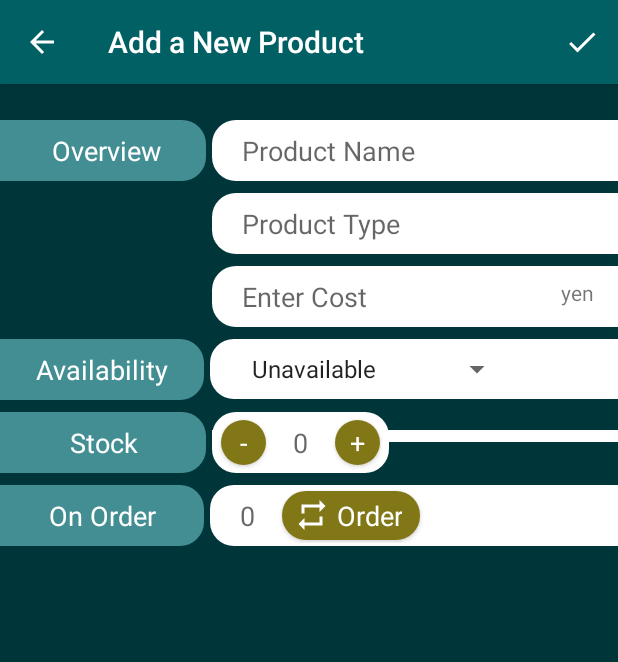
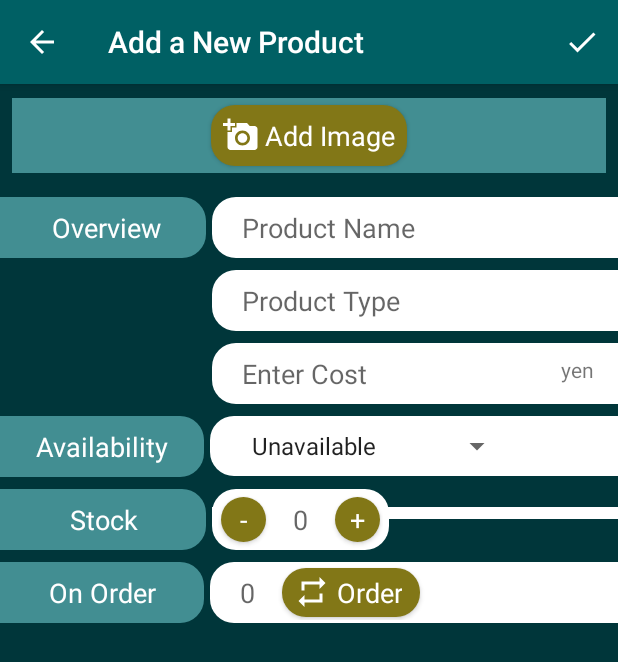
Before and after one commit to michael-lundie/freshpots, an Android app: the EditorActivity screen opened directly, with no data from a screen before it, on a phone screen of 412 x 824 dp. Shown: the top 662 px of the screen. Run offline under Robolectric (Android 15) with nearby library versions, the phone set to English and light mode, and no system bars.

Commit message:
Updated database and editor activity. WIP: insert image to db

```diff
--- a/app/src/main/AndroidManifest.xml
+++ b/app/src/main/AndroidManifest.xml
@@ -1,7 +1,10 @@
 <?xml version="1.0" encoding="utf-8"?>
 <manifest xmlns:android="http://schemas.android.com/apk/res/android"
     package="io.lundie.michael.freshpots">
-
+    <uses-feature android:name="android.hardware.camera"
+        android:required="false" />
+    <uses-permission android:name="android.permission.WRITE_EXTERNAL_STORAGE"/>
+    <uses-permission android:name="android.permission.READ_EXTERNAL_STORAGE" />
     <application
         android:allowBackup="true"
         android:icon="@mipmap/ic_launcher"
--- a/app/src/main/java/io/lundie/michael/freshpots/CatalogueActivity.java
+++ b/app/src/main/java/io/lundie/michael/freshpots/CatalogueActivity.java
@@ -34,7 +34,7 @@ public class CatalogueActivity extends AppCompatActivity implements LoaderManage
         setContentView(R.layout.activity_catalogue);
 
         // Find the list view for populating with the item list.
-        ListView itemListView = (ListView) findViewById(R.id.list);
+        ListView itemListView = findViewById(R.id.list);
 
         // Find and set an empty view for the items list.
         View emptyView = findViewById(R.id.empty_view);
--- a/app/src/main/java/io/lundie/michael/freshpots/EditorActivity.java
+++ b/app/src/main/java/io/lundie/michael/freshpots/EditorActivity.java
@@ -11,8 +11,12 @@ import android.content.DialogInterface;
 import android.content.Intent;
 import android.content.Loader;
 import android.database.Cursor;
+import android.graphics.Bitmap;
+import android.graphics.BitmapFactory;
+import android.media.Image;
 import android.net.Uri;
 import android.os.Bundle;
+import android.os.Environment;
 import android.support.annotation.Nullable;
 import android.support.v4.app.NavUtils;
 import android.support.v7.app.AppCompatActivity;
@@ -28,36 +32,40 @@ import android.widget.AdapterView;
 import android.widget.ArrayAdapter;
 import android.widget.Button;
 import android.widget.EditText;
+import android.widget.ImageView;
 import android.widget.Spinner;
 import android.widget.TextView;
 import android.widget.Toast;
 
+import java.io.File;
+import java.io.FileNotFoundException;
+import java.io.InputStream;
+
 import io.lundie.michael.freshpots.data.ItemsContract.ItemEntry;
 import io.lundie.michael.freshpots.utilities.Counter;
+import io.lundie.michael.freshpots.utilities.DbBitmapUtility;
 
 public class EditorActivity extends AppCompatActivity implements
         LoaderManager.LoaderCallbacks<Cursor>, View.OnClickListener {
 
     /** Identifier for item laoder (uses the same identifier as CatalogueActivity */
     private static final int ITEM_LOADER = 0;
+    public static final int IMAGE_REQUEST = 3;
 
     /** Content URI for the existing item (null if it is new) */
     private Uri mCurrentItemUri;
 
-    /** TextView field for name */
-    private TextView mNameTextView;
+    /** ImageView for item image */
+    private ImageView mImagePictureView;
+
+    /** Image for item image */
+    private Bitmap mImage;
 
     /** EditText field for Item Name */
     private EditText mNameEditText;
 
-    //** TextView field for item Type */
-    private TextView mTypeTextView;
-
     /** EditText field for Item Type */
     private EditText mTypeEditText;
-
-    /** TextView for Item Cost */
-    private TextView mCostTextView;
 
     /** EditText field for Item Cost*/
     private EditText mCostEditText;
@@ -112,13 +120,15 @@ public class EditorActivity extends AppCompatActivity implements
         Intent intent = getIntent();
         mCurrentItemUri = intent.getData();
 
+        mImagePictureView = findViewById(R.id.item_image_view);
+
         // Find all relevant views that we will need to read user input from
-        mNameEditText = (EditText) findViewById(R.id.edit_item_name);
-        mTypeEditText = (EditText) findViewById(R.id.edit_item_type);
-        mCostEditText = (EditText) findViewById(R.id.edit_item_cost);
-        mAvailabilitySpinner = (Spinner) findViewById(R.id.spinner_availability);
-        mStockTextView = (TextView) findViewById(R.id.textview_stock);
-        mOrderTextView = (TextView) findViewById(R.id.textview_order);
+        mNameEditText = findViewById(R.id.edit_item_name);
+        mTypeEditText = findViewById(R.id.edit_item_type);
+        mCostEditText = findViewById(R.id.edit_item_cost);
+        mAvailabilitySpinner = findViewById(R.id.spinner_availability);
+        mStockTextView = findViewById(R.id.textview_stock);
+        mOrderTextView = findViewById(R.id.textview_order);
 
         // If it looks like there is no URI - lets create a new item.
         if (mCurrentItemUri == null) {
@@ -138,18 +148,14 @@ public class EditorActivity extends AppCompatActivity implements
             mAvailabilitySpinner.setOnTouchListener(mTouchListener);
 
         } else {
-            // If the above is not true, it looks like we will be editing an item.
-            //Let's set up accordingly.
+            // If the above is not true, it looks like we will be editing an item. Set up accordingly.
             setTitle(getString(R.string.editor_activity_title_edit_item));
 
-            // Initialize loader and read data from database. We'll be using the same loader ID as
-            // the dashboard and catalogue.
+            // Initialize loader and read data from database. Use consistent loader ID
             getLoaderManager().initLoader(ITEM_LOADER, null, this);
 
         }
-        // Setup OnTouchListeners on all the input fields, so we can determine if the user
-        // has touched or modified them. This will let us know if there are unsaved changes
-        // or not, if the user tries to leave the editor without saving.
+        // Setup OnTouchListeners on all the input fields to check for any possible user edits
         mNameEditText.setOnTouchListener(mTouchListener);
         mTypeEditText.setOnTouchListener(mTouchListener);
         mCostEditText.setOnTouchListener(mTouchListener);
@@ -165,6 +171,51 @@ public class EditorActivity extends AppCompatActivity implements
                 restockItemDialogue().show();
             }
         });
+
+        Button addImageButton = findViewById(R.id.add_item_image);
+
+        addImageButton.setOnClickListener(new View.OnClickListener() {
+            @Override
+            public void onClick(View v) {
+                // Get image gallery implicitly
+                Intent chooseImageIntent = new Intent(Intent.ACTION_PICK);
+
+                // Find data in the following location
+                File imagesDirectory = Environment.getExternalStoragePublicDirectory(
+                        Environment.DIRECTORY_PICTURES);
+                String imageDirectoryPath = imagesDirectory.getPath();
+                // Get URI representation
+                Uri data = Uri.parse(imageDirectoryPath);
+
+                // Set Data and MIME type
+                chooseImageIntent.setDataAndType(data, "image/*");
+
+                startActivityForResult(chooseImageIntent, IMAGE_REQUEST);
+            }
+        });
+    }
+
+    @Override
+    protected void onActivityResult(int requestCode, int resultCode, Intent data) {
+        super.onActivityResult(requestCode, resultCode, data);
+        if (resultCode == RESULT_OK) { // success!
+            if (requestCode == IMAGE_REQUEST) { // Data returned from image gallery
+                Uri imageUri = data.getData();
+                // Declare a stream to read the image data
+                InputStream inputStream;
+                try {
+                    inputStream = getContentResolver().openInputStream(imageUri);
+                    // Decode bitmap from input stream
+                    mImage = BitmapFactory.decodeStream(inputStream);
+
+                    // display image in the editor ui
+                    mImagePictureView.setImageBitmap(mImage);
+                } catch (FileNotFoundException e) {
+                    e.printStackTrace();
+                    Toast.makeText(this, "Unable to open image", Toast.LENGTH_SHORT).show();
+                }
+            }
+        }
     }
 
     private void setupEditStockView() {
@@ -291,7 +342,15 @@ public class EditorActivity extends AppCompatActivity implements
             return false;  // Don't continue save.
         }
 
-        // Create a ContentValues object wwith column names as key and item attributes as value.
+        byte imageByteArray[] = null;
+
+        if (mImage == null) {
+
+        } else {
+            imageByteArray = DbBitmapUtility.getBytes(mImage);
+        }
+
+        // Create a ContentValues object with column names as key and item attributes as value.
         ContentValues values = new ContentValues();
         values.put(ItemEntry.COLUMN_ITEM_NAME, nameString);
         values.put(ItemEntry.COLUMN_ITEM_TYPE, typeString);
@@ -299,6 +358,7 @@ public class EditorActivity extends AppCompatActivity implements
         values.put(ItemEntry.COLUMN_ITEM_AVAILABILITY, mAvailability);
         values.put(ItemEntry.COLUMN_ITEM_STOCK, mStockQuantity);
         values.put(ItemEntry.COLUMN_ITEM_ORDERQUANTITY, mOrderQuantity);
+        values.put(ItemEntry.COLUMN_ITEM_IMAGE, imageByteArray);
 
         // Cost should not be null.
         int cost = Integer.parseInt(costString);
@@ -437,6 +497,7 @@ public class EditorActivity extends AppCompatActivity implements
                 ItemEntry.COLUMN_ITEM_NAME,
                 ItemEntry.COLUMN_ITEM_TYPE,
                 ItemEntry.COLUMN_ITEM_COST,
+                ItemEntry.COLUMN_ITEM_IMAGE,
                 ItemEntry.COLUMN_ITEM_STOCK,
                 ItemEntry.COLUMN_ITEM_ORDERQUANTITY,
                 ItemEntry.COLUMN_ITEM_AVAILABILITY };
@@ -463,6 +524,7 @@ public class EditorActivity extends AppCompatActivity implements
             int nameColumnIndex = data.getColumnIndex(ItemEntry.COLUMN_ITEM_NAME);
             int typeColumnIndex = data.getColumnIndex(ItemEntry.COLUMN_ITEM_TYPE);
             int costColumnIndex = data.getColumnIndex(ItemEntry.COLUMN_ITEM_COST);
+            int imageColumnIndex = data.getColumnIndex(ItemEntry.COLUMN_ITEM_IMAGE);
             int stockColumnIndex = data.getColumnIndex(ItemEntry.COLUMN_ITEM_STOCK);
             int orderColumnIndex = data.getColumnIndex(ItemEntry.COLUMN_ITEM_ORDERQUANTITY);
             int availabilityColumnIndex = data.getColumnIndex(ItemEntry.COLUMN_ITEM_AVAILABILITY);
@@ -481,6 +543,13 @@ public class EditorActivity extends AppCompatActivity implements
             mCostEditText.setText(Integer.toString(cost));
             mStockTextView.setText(Integer.toString(mStockQuantity));
             mOrderTextView.setText(Integer.toString(mOrderQuantity));
+
+
+            // The image view requires some special attention to check for null
+            byte imageByteArray[] = data.getBlob(imageColumnIndex);
+            if (imageByteArray != null && imageByteArray.length != 0){
+                Bitmap image = DbBitmapUtility.getImage(imageByteArray);
+            }
 
             //Use a switch to map constant values to one of the spinner drop down options.
             // Set appropriately to display on screen.
@@ -507,6 +576,7 @@ public class EditorActivity extends AppCompatActivity implements
         mNameEditText.setText("");
         mTypeEditText.setText("");
         mCostEditText.setText("");
+        mImagePictureView.setImageBitmap(null);
         mAvailabilitySpinner.setSelection(0); //Set back to default.
         mStockTextView.setText("0");
         mOrderTextView.setText("0");
@@ -637,9 +707,9 @@ public class EditorActivity extends AppCompatActivity implements
         restockItemDialogBuilder.setView(dialogView);
 
         //Set up our increment and decrement buttons.
-        final Button incrementSaleQuantity = (Button) dialogView.findViewById(R.id.restock_button_plus);
-        final Button decrementSaleQuantity = (Button) dialogView.findViewById(R.id.restock_button_minus);
-        final TextView quantityTextView = (TextView) dialogView.findViewById(R.id.textview_restock_quantity);
+        final Button incrementSaleQuantity = dialogView.findViewById(R.id.restock_button_plus);
+        final Button decrementSaleQuantity = dialogView.findViewById(R.id.restock_button_minus);
+        final TextView quantityTextView = dialogView.findViewById(R.id.textview_restock_quantity);
 
 
         //TODO: Replace String literals.
--- a/app/src/main/java/io/lundie/michael/freshpots/data/ItemsDbHelper.java
+++ b/app/src/main/java/io/lundie/michael/freshpots/data/ItemsDbHelper.java
@@ -23,6 +23,7 @@ public class ItemsDbHelper extends SQLiteOpenHelper {
                     ItemEntry.COLUMN_ITEM_NAME + " TEXT NOT NULL," +
                     ItemEntry.COLUMN_ITEM_TYPE + " TEXT," +
                     ItemEntry.COLUMN_ITEM_COST + " INTEGER NOT NULL," +
+                    ItemEntry.COLUMN_ITEM_IMAGE + " BLOB," +
                     ItemEntry.COLUMN_ITEM_STOCK + " INTEGER NOT NULL," +
                     ItemEntry.COLUMN_ITEM_ORDERQUANTITY + " INTEGER," +
                     ItemEntry.COLUMN_ITEM_ORDERFLAG + " INTEGER," +
@@ -32,7 +33,7 @@ public class ItemsDbHelper extends SQLiteOpenHelper {
     /** Class constructor */
     public ItemsDbHelper(Context context) {
         super(context, DATABASE_NAME, null, DATABASE_VERSION);
-    };
+    }
 
     @Override
     public void onCreate(SQLiteDatabase sqLiteDatabase) {
--- a/app/src/main/java/io/lundie/michael/freshpots/data/ItemsProvider.java
+++ b/app/src/main/java/io/lundie/michael/freshpots/data/ItemsProvider.java
@@ -113,7 +113,7 @@ public class ItemsProvider extends ContentProvider {
     }
 
     /**
-     * Insert a pet into the database with the given content values. Return the new content URI
+     * Insert an item into the database with the given content values. Return the new content URI
      * for that specific row in the database.
      */
     private Uri insertItem(Uri uri, ContentValues values) {
--- /dev/null
+++ b/app/src/main/res/drawable/ic_add_photo.xml
@@ -0,0 +1,5 @@
+<vector android:height="24dp" android:tint="#FFFFFF"
+    android:viewportHeight="24.0" android:viewportWidth="24.0"
+    android:width="24dp" xmlns:android="http://schemas.android.com/apk/res/android">
+    <path android:fillColor="#FF000000" android:pathData="M3,4L3,1h2v3h3v2L5,6v3L3,9L3,6L0,6L0,4h3zM6,10L6,7h3L9,4h7l1.83,2L21,6c1.1,0 2,0.9 2,2v12c0,1.1 -0.9,2 -2,2L5,22c-1.1,0 -2,-0.9 -2,-2L3,10h3zM13,19c2.76,0 5,-2.24 5,-5s-2.24,-5 -5,-5 -5,2.24 -5,5 2.24,5 5,5zM9.8,14c0,1.77 1.43,3.2 3.2,3.2s3.2,-1.43 3.2,-3.2 -1.43,-3.2 -3.2,-3.2 -3.2,1.43 -3.2,3.2z"/>
+</vector>
--- a/app/src/main/res/layout/activity_editor.xml
+++ b/app/src/main/res/layout/activity_editor.xml
@@ -1,14 +1,44 @@
 <?xml version="1.0" encoding="utf-8"?>
-<LinearLayout xmlns:android="http://schemas.android.com/apk/res/android"
+<ScrollView
+    xmlns:android="http://schemas.android.com/apk/res/android"
     xmlns:tools="http://schemas.android.com/tools"
+    xmlns:style="http://schemas.android.com/apk/res-auto"
+    android:layout_height="match_parent"
     android:layout_width="match_parent"
-    android:layout_height="match_parent"
-    xmlns:style="http://schemas.android.com/apk/res-auto"
+    android:fillViewport="true"
+    tools:context=".EditorActivity"
+    android:background="@color/primaryDarkColor"
+    >
+<LinearLayout
+    android:layout_width="match_parent"
+    android:layout_height="wrap_content"
     android:orientation="vertical"
-    android:paddingTop="16dp"
-    tools:context=".EditorActivity"
-    android:background="@color/primaryDarkColor">
+    android:paddingTop="1dp"
+   >
+    <LinearLayout
+        android:layout_width="match_parent"
+        android:layout_height="wrap_content"
+        android:minHeight="50dp"
+        android:layout_margin="8dp"
+        android:gravity="center"
+        android:background="@color/primaryLightColor">
 
+        <Button
+            android:id="@+id/add_item_image"
+            android:layout_width="wrap_content"
+            android:layout_height="wrap_content"
+            android:layout_gravity="center"
+            style="@style/RoundedButtonGreen"
+            android:drawablePadding="4dp"
+            android:padding="8dp"
+            android:text="Add Image"
+            android:drawableLeft="@drawable/ic_add_photo"
+            android:textAlignment="center"/>
+        <ImageView
+            android:id="@+id/item_image_view"
+            android:layout_width="wrap_content"
+            android:layout_height="wrap_content" />
+    </LinearLayout>
     <!-- Overview category -->
     <LinearLayout
         android:layout_width="match_parent"
@@ -62,8 +92,42 @@
                     android:text="@string/currency_item_cost" />
             </RelativeLayout>
         </LinearLayout>
+    </LinearLayout>
 
-    </LinearLayout>
+    <!-- Overview category -->
+   <!-- <LinearLayout
+        android:layout_width="match_parent"
+        android:layout_height="wrap_content"
+        android:orientation="horizontal">
+
+
+        <TextView
+            android:text="@string/category_image"
+            style="@style/CategoryStyle"
+            android:paddingRight="16dp"
+            android:paddingTop="8dp"
+            android:paddingBottom="8dp"/>
+
+
+        <LinearLayout
+            android:layout_height="wrap_content"
+            android:layout_width="0dp"
+            android:layout_weight="2"
+            android:paddingLeft="4dp"
+            android:orientation="vertical">
+            <ImageView
+                android:layout_width="match_parent"
+                android:layout_height="match_parent"
+                android:background="@drawable/ic_edit"
+                android:
+                android:layout_weight="2"/>
+            <TextView
+                android:layout_width="match_parent"
+                android:layout_height="wrap_content"
+                style="@style/DetailTextStyle"/>
+        </LinearLayout>
+
+    </LinearLayout>-->
 
     <!-- Availability category -->
     <LinearLayout
@@ -200,3 +264,4 @@
     </LinearLayout>
 
 </LinearLayout>
+</ScrollView>
--- a/app/src/main/res/values/strings.xml
+++ b/app/src/main/res/values/strings.xml
@@ -55,6 +55,9 @@
 
     <!-- Item cost currency [CHAR LIMIT=5] -->
     <string name="currency_item_cost">yen</string>
+
+    <!-- Label for overview category of image in the editor [CHAR LIMIT=30] -->
+    <string name="category_image">Image</string>
 
     <!-- Label for availability category in the editor [CHAR LIMIT=30] -->
     <string name="category_availability">Availability</string>
```
Also changed, not shown: app/src/main/java/io/lundie/michael/freshpots/ItemCursorAdapter.java (+10 -10 lines), app/src/main/java/io/lundie/michael/freshpots/data/ItemsContract.java (+4 -9 lines), app/src/main/java/io/lundie/michael/freshpots/utilities/DbBitmapUtility.java (added, +65 -0 lines).
